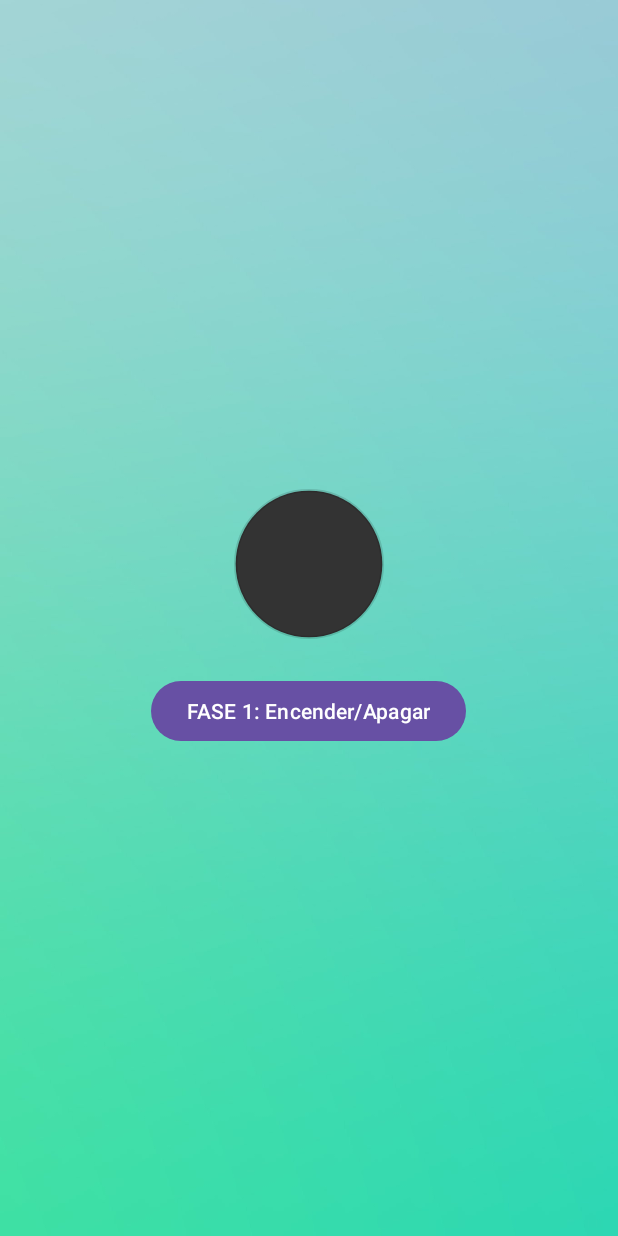
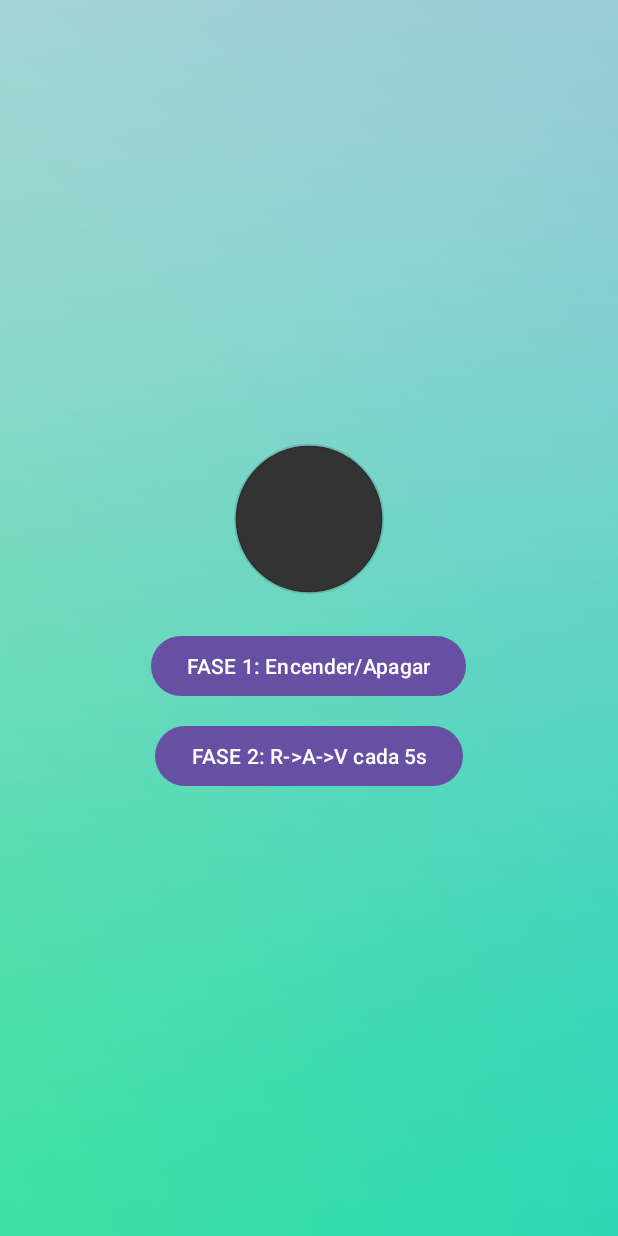
Before and after one commit to SantiagoRoca23/semaforos-threads, an Android app: the screen it shows after launch (MainActivity), on a phone screen of 412 x 824 dp. Run offline under Robolectric (Android 15) with nearby library versions, the phone set to English and light mode, and no system bars.

Commit message:
Fase 2: Un recurso cicla R→A→V cada 5s

```diff
--- a/app/src/main/res/layout/activity_main.xml
+++ b/app/src/main/res/layout/activity_main.xml
@@ -20,4 +20,12 @@
         android:layout_marginTop="24dp"
         android:layout_width="wrap_content"
         android:layout_height="wrap_content" />
+    <Button
+        android:id="@+id/btnFase2"
+        android:text="FASE 2: R->A->V cada 5s"
+        android:onClick="startFase2"
+        android:layout_marginTop="12dp"
+        android:layout_width="wrap_content"
+        android:layout_height="wrap_content" />
+
 </LinearLayout>
```
Also changed, not shown: app/src/main/java/com/tudominio/semaforosthreads/MainActivity.java (+29 -0 lines).
